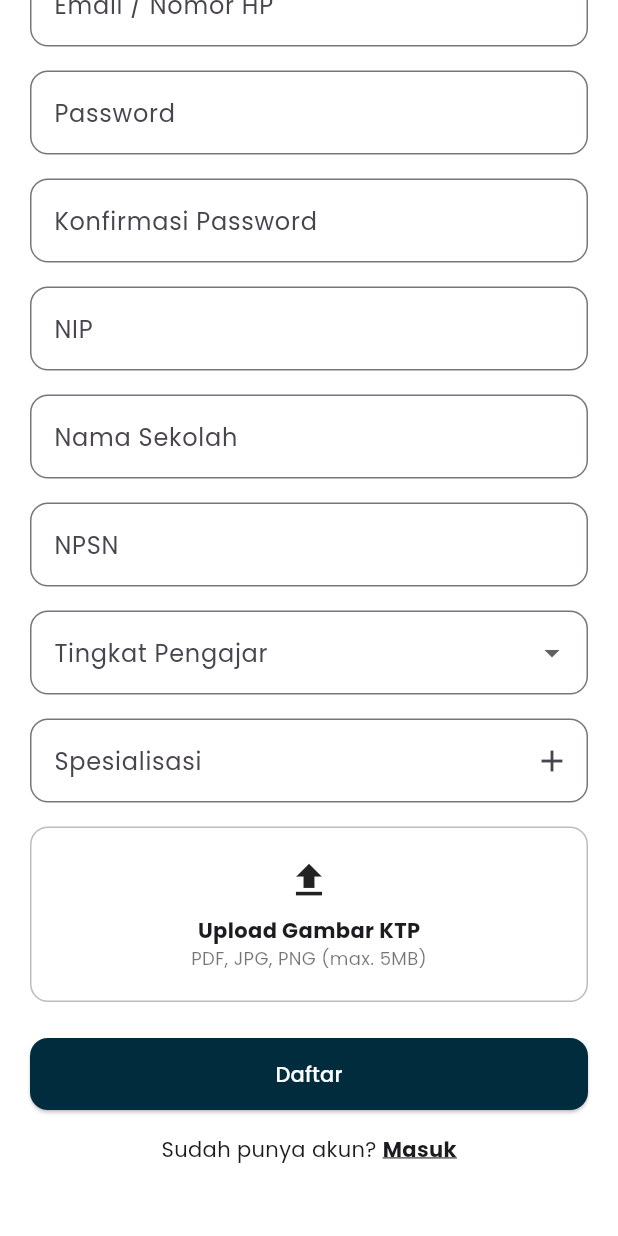
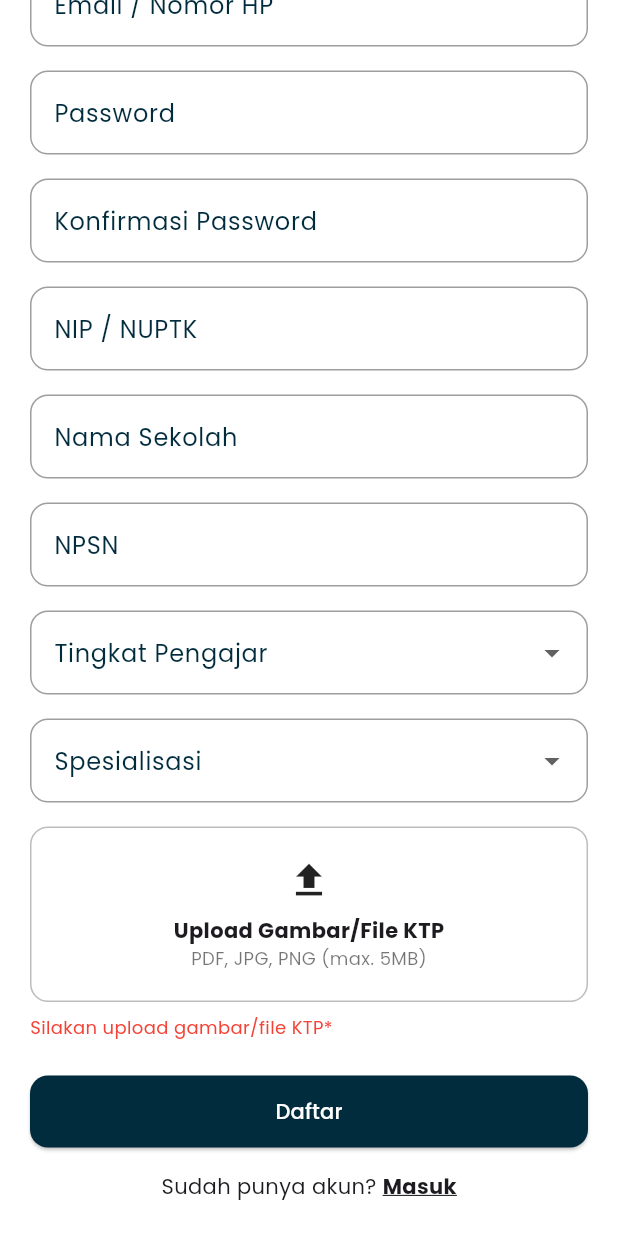
Before and after one commit to KingPublic/LokaIlmu_FE_Guru, a Flutter app: the RegisterScreen screen opened by its route, scrolled down 294 dp, on a phone screen of 412 x 824 dp. Run offline on Flutter 3.47's test engine with Material 3 defaults, Android fonts, the phone set to English and light mode, and no system bars; our stand-ins replace file_picker, get_it, go_router, image_picker, lottie, shared_preferences; accounts and stored records are empty; project files that could hold a hidden picture were left out.

Commit message:
VALIDASI

```diff
--- a/lokalilmu_guru/lib/main.dart
+++ b/lokalilmu_guru/lib/main.dart
@@ -164,7 +164,7 @@ class _OnboardingScreenState extends State<OnboardingScreen> {
         mainAxisAlignment: MainAxisAlignment.center,
         children: [
           Expanded(child: Lottie.asset(data["lottie"]!, fit: BoxFit.contain)),
-          const SizedBox(height: 16),
+          const SizedBox(height: 12),
           Text(
             data["title"]!,
             style: const TextStyle(fontSize: 22, fontWeight: FontWeight.bold),
--- a/lokalilmu_guru/lib/register.dart
+++ b/lokalilmu_guru/lib/register.dart
@@ -1,6 +1,9 @@
+import 'dart:io';
+import 'package:file_picker/file_picker.dart';
 import 'package:flutter/material.dart';
 import 'package:go_router/go_router.dart';
-// import 'login.dart';
+import 'package:image_picker/image_picker.dart';
+import 'package:path/path.dart' as p;
 
 class RegisterScreen extends StatefulWidget {
   const RegisterScreen({super.key});
@@ -12,8 +15,93 @@ class RegisterScreen extends StatefulWidget {
 class _RegisterScreenState extends State<RegisterScreen> {
   final _formKey = GlobalKey<FormState>();
 
+  final _namaController = TextEditingController();
+  final _emailController = TextEditingController();
+  final _passwordController = TextEditingController();
+  final _confirmPasswordController = TextEditingController();
+  final _nipController = TextEditingController();
+  final _sekolahController = TextEditingController();
+  final _npsnController = TextEditingController();
+
   String? selectedLevel;
+  String? selectedSpecialization;
+
   final List<String> teachingLevels = ['TK', 'SD', 'SMP', 'SMA', 'SMK'];
+  final List<String> allSpecializations = [
+    'Matematika', 'Bahasa Indonesia', 'Bahasa Inggris', 'IPA', 'IPS', 'PKn',
+    'TIK', 'Agama', 'Seni Budaya', 'Kimia', 'Fisika', 'Biologi'
+  ];
+
+  File? ktpFile;
+
+  final ImagePicker _picker = ImagePicker();
+
+  Future<void> _pickKTP() async {
+    showModalBottomSheet(
+      context: context,
+      builder: (_) {
+        return SafeArea(
+          child: Wrap(
+            children: [
+              ListTile(
+                leading: const Icon(Icons.camera_alt),
+                title: const Text('Ambil dari Kamera'),
+                onTap: () async {
+                  Navigator.pop(context);
+                  final picked = await _picker.pickImage(source: ImageSource.camera, imageQuality: 70);
+                  _setKTPFile(picked);
+                },
+              ),
+              ListTile(
+                leading: const Icon(Icons.photo),
+                title: const Text('Pilih dari Galeri'),
+                onTap: () async {
+                  Navigator.pop(context);
+                  final picked = await _picker.pickImage(source: ImageSource.gallery, imageQuality: 70);
+                  _setKTPFile(picked);
+                },
+              ),
+              ListTile(
+                leading: const Icon(Icons.upload_file),
+                title: const Text('Pilih File (PDF/JPG/PNG)'),
+                onTap: () async {
+                  Navigator.pop(context);
+                  final result = await FilePicker.platform.pickFiles(
+                    type: FileType.custom,
+                    allowedExtensions: ['jpg', 'jpeg', 'png', 'pdf'],
+                    withData: true,
+                  );
+                  if (result != null && result.files.single.size <= 5 * 1024 * 1024) {
+                    setState(() => ktpFile = File(result.files.single.path!));
+                  } else {
+                    _showError("File terlalu besar atau format tidak didukung.");
+                  }
+                },
+              ),
+            ],
+          ),
+        );
+      },
+    );
+  }
+
+  void _setKTPFile(XFile? pickedFile) {
+    if (pickedFile == null) return;
+
+    final ext = p.extension(pickedFile.path).toLowerCase();
+    final file = File(pickedFile.path);
+    final fileSize = file.lengthSync();
+
+    if (['.jpg', '.jpeg', '.png'].contains(ext) && fileSize <= 5 * 1024 * 1024) {
+      setState(() => ktpFile = file);
+    } else {
+      _showError("Format harus JPG/PNG dan ukuran maksimal 5MB.");
+    }
+  }
+
+  void _showError(String msg) {
+    ScaffoldMessenger.of(context).showSnackBar(SnackBar(content: Text(msg)));
+  }
 
   @override
   Widget build(BuildContext context) {
@@ -33,58 +121,43 @@ class _RegisterScreenState extends State<RegisterScreen> {
                   child: Icon(Icons.school, size: 30, color: Colors.black),
                 ),
                 const SizedBox(height: 16),
-                const Text(
-                  "Registrasi Guru",
-                  style: TextStyle(fontWeight: FontWeight.bold, fontSize: 20),
-                ),
+                const Text("Registrasi Guru", style: TextStyle(fontWeight: FontWeight.bold, fontSize: 20)),
                 const SizedBox(height: 8),
-                const Text(
-                  "Silahkan lengkapi profil anda",
-                  style: TextStyle(fontSize: 14, color: Colors.black54),
-                ),
+                const Text("Silahkan lengkapi profil anda", style: TextStyle(fontSize: 14, color: Colors.black54)),
                 const SizedBox(height: 24),
 
-                _buildTextField("Nama Lengkap"),
-                _buildTextField("Email / Nomor HP"),
-                _buildTextField("Password", obscure: true),
-                _buildTextField("Konfirmasi Password", obscure: true),
-                _buildTextField("NIP"),
-                _buildTextField("Nama Sekolah"),
-                _buildTextField("NPSN"),
+                _buildTextField("Nama Lengkap", controller: _namaController),
+                _buildTextField("Email / Nomor HP", controller: _emailController),
+                _buildTextField("Password", controller: _passwordController, obscure: true),
+                _buildTextField("Konfirmasi Password", controller: _confirmPasswordController, obscure: true),
+                _buildTextField("NIP / NUPTK", controller: _nipController),
+                _buildTextField("Nama Sekolah", controller: _sekolahController),
+                _buildTextField("NPSN", controller: _npsnController),
 
-                // Tingkat Pengajar (Dropdown)
                 DropdownButtonFormField<String>(
                   decoration: _inputDecoration("Tingkat Pengajar"),
                   value: selectedLevel,
-                  items: teachingLevels.map((level) {
-                    return DropdownMenuItem(value: level, child: Text(level));
-                  }).toList(),
-                  onChanged: (value) {
-                    setState(() {
-                      selectedLevel = value;
-                    });
-                  },
+                  items: teachingLevels.map((level) => DropdownMenuItem(value: level, child: Text(level))).toList(),
+                  onChanged: (value) => setState(() => selectedLevel = value),
+                  validator: (value) => value == null ? 'Pilih tingkat pengajar' : null,
                 ),
+
                 const SizedBox(height: 16),
 
-                // Spesialisasi (tombol +)
-                TextFormField(
-                  decoration: _inputDecoration("Spesialisasi").copyWith(
-                    suffixIcon: IconButton(
-                      icon: const Icon(Icons.add),
-                      onPressed: () {
-                        // aksi tambah spesialisasi
-                      },
-                    ),
-                  ),
+                DropdownButtonFormField<String>(
+                  decoration: _inputDecoration("Spesialisasi"),
+                  value: selectedSpecialization,
+                  items: allSpecializations
+                      .map((spec) => DropdownMenuItem(value: spec, child: Text(spec)))
+                      .toList(),
+                  onChanged: (value) => setState(() => selectedSpecialization = value),
+                  validator: (value) => value == null ? 'Pilih satu spesialisasi' : null,
                 ),
+
                 const SizedBox(height: 16),
 
-                // Upload Gambar KTP
                 GestureDetector(
-                  onTap: () {
-                    // aksi upload file
-                  },
+                  onTap: _pickKTP,
                   child: Container(
                     padding: const EdgeInsets.all(20),
                     width: double.infinity,
@@ -93,24 +166,31 @@ class _RegisterScreenState extends State<RegisterScreen> {
                       borderRadius: BorderRadius.circular(12),
                     ),
                     child: Column(
-                      children: const [
-                        Icon(Icons.upload, size: 30),
-                        SizedBox(height: 8),
+                      children: [
+                        const Icon(Icons.upload, size: 30),
+                        const SizedBox(height: 8),
                         Text(
-                          "Upload Gambar KTP",
-                          style: TextStyle(fontWeight: FontWeight.bold),
+                          ktpFile != null ? p.basename(ktpFile!.path) : "Upload Gambar/File KTP",
+                          style: const TextStyle(fontWeight: FontWeight.bold),
                         ),
-                        Text(
-                          "PDF, JPG, PNG (max. 5MB)",
-                          style: TextStyle(fontSize: 12, color: Colors.black54),
-                        ),
+                        const Text("PDF, JPG, PNG (max. 5MB)", style: TextStyle(fontSize: 12, color: Colors.black54)),
                       ],
                     ),
                   ),
                 ),
+                if (ktpFile == null) // validasi visual untuk file KTP
+                  const Padding(
+                    padding: EdgeInsets.only(top: 8),
+                    child: Align(
+                      alignment: Alignment.centerLeft,
+                      child: Text(
+                        'Silakan upload gambar/file KTP*',
+                        style: TextStyle(color: Colors.red, fontSize: 12),
+                      ),
+                    ),
+                  ),
+
                 const SizedBox(height: 24),
-
-                // Tombol Daftar
                 SizedBox(
                   width: double.infinity,
                   height: 48,
@@ -123,35 +203,26 @@ class _RegisterScreenState extends State<RegisterScreen> {
                     ),
                     onPressed: () {
                       if (_formKey.currentState!.validate()) {
-                        // aksi daftar
+                        if (ktpFile == null) {
+                          setState(() {});
+                          return;
+                        }
+                        context.push('/login');
                       }
                     },
-                    child: const Text(
-                      "Daftar",
-                      style: TextStyle(color: Colors.white),
-                    ),
+                    child: const Text("Daftar", style: TextStyle(color: Colors.white)),
                   ),
                 ),
 
                 const SizedBox(height: 16),
-                // Sudah punya akun
                 Row(
                   mainAxisAlignment: MainAxisAlignment.center,
                   children: [
                     const Text("Sudah punya akun? "),
                     GestureDetector(
-                    onTap: () {
-                      context.push('/login'); // Ganti dari Navigator.push
-                    },
-                    child: const Text(
-                      "Masuk",
-                      style: TextStyle(
-                        fontWeight: FontWeight.bold,
-                        decoration: TextDecoration.underline,
-                      ),
+                      onTap: () => context.push('/login'),
+                      child: const Text("Masuk", style: TextStyle(fontWeight: FontWeight.bold, decoration: TextDecoration.underline)),
                     ),
-                  ),
-
                   ],
                 ),
                 const SizedBox(height: 24),
@@ -163,13 +234,14 @@ class _RegisterScreenState extends State<RegisterScreen> {
     );
   }
 
-  // TextField reusable builder
-  Widget _buildTextField(String label, {bool obscure = false}) {
+  Widget _buildTextField(String label, {bool obscure = false, TextEditingController? controller}) {
     return Padding(
       padding: const EdgeInsets.only(bottom: 16.0),
       child: TextFormField(
+        controller: controller,
         obscureText: obscure,
         decoration: _inputDecoration(label),
+        validator: (value) => value == null || value.isEmpty ? 'Isi $label terlebih dahulu' : null,
       ),
     );
   }
@@ -177,6 +249,15 @@ class _RegisterScreenState extends State<RegisterScreen> {
   InputDecoration _inputDecoration(String label) {
     return InputDecoration(
       labelText: label,
+      labelStyle: const TextStyle(color: Color(0xFF012C3D)),
+      focusedBorder: OutlineInputBorder(
+        borderSide: const BorderSide(color: Color(0xFF012C3D)),
+        borderRadius: BorderRadius.circular(12),
+      ),
+      enabledBorder: OutlineInputBorder(
+        borderSide: const BorderSide(color: Colors.grey),
+        borderRadius: BorderRadius.circular(12),
+      ),
       border: OutlineInputBorder(
         borderRadius: BorderRadius.circular(12),
       ),
--- a/lokalilmu_guru/pubspec.yaml
+++ b/lokalilmu_guru/pubspec.yaml
@@ -35,6 +35,8 @@ dependencies:
   go_router: ^15.1.2
   get_it: ^8.0.3
   lottie: ^3.3.1
+  file_picker: ^10.1.7
+  image_picker: ^1.1.2
   # The following adds the Cupertino Icons font to your application.
   # Use with the CupertinoIcons class for iOS style icons.
   # cupertino_icons: ^1.0.8
```
Also changed, not shown: lokalilmu_guru/lib/login.dart (+51 -16 lines), lokalilmu_guru/lib/model/loginregis_model.dart (added), lokalilmu_guru/pubspec.lock, 5 other files.
